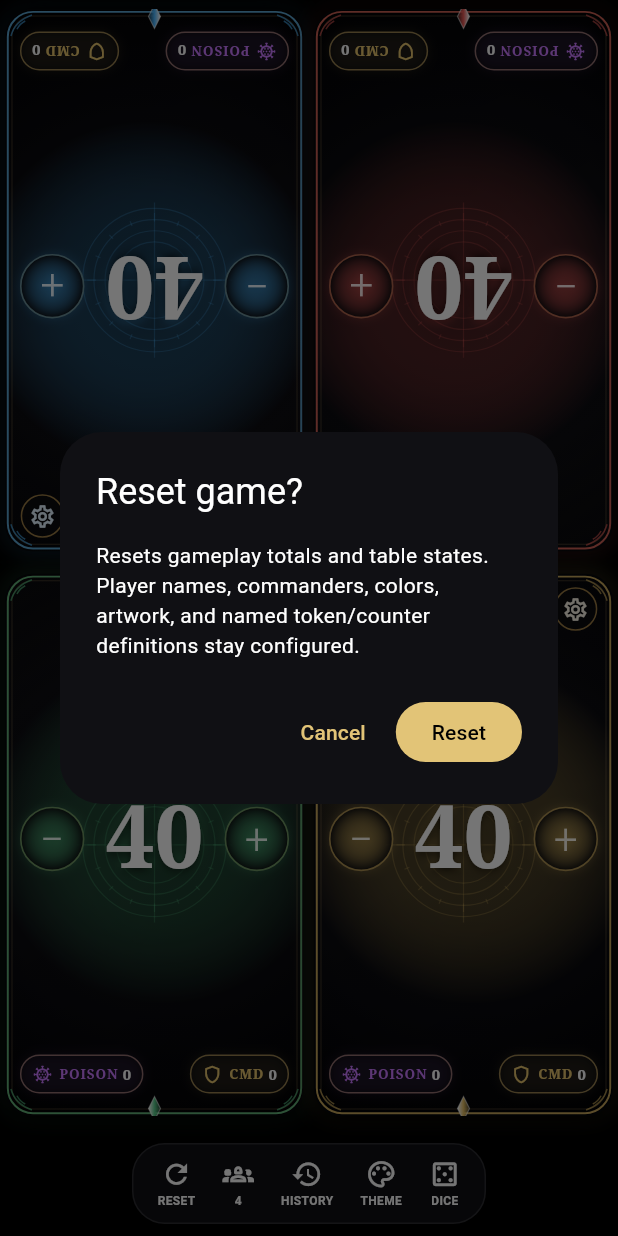
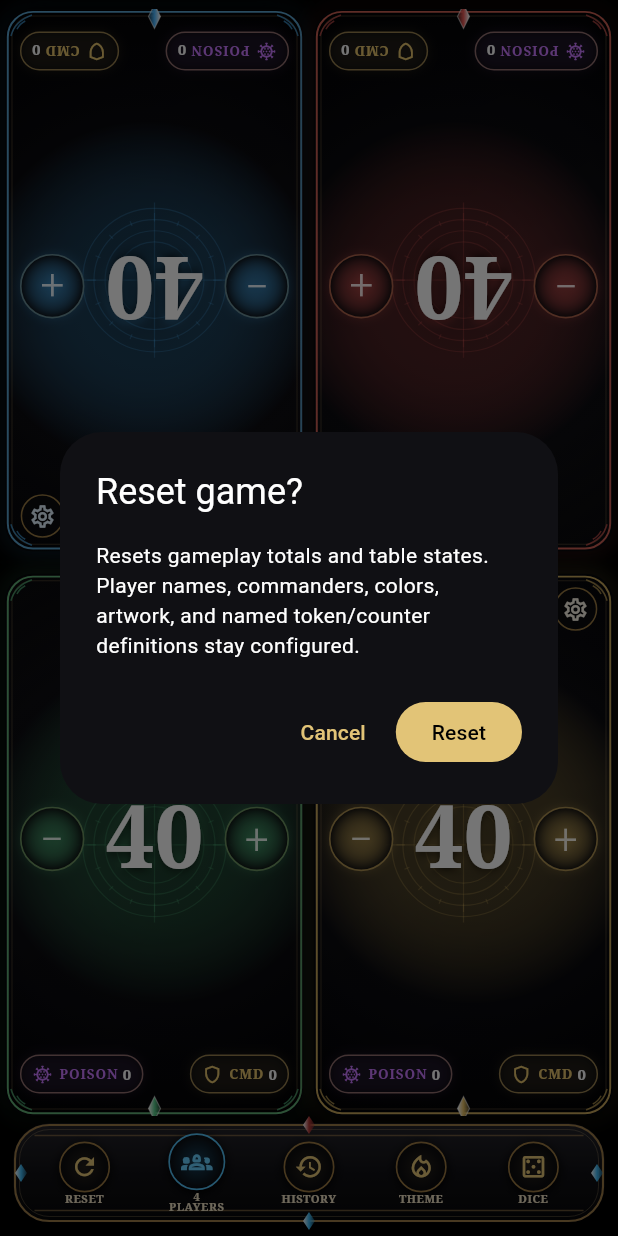
Before and after one commit to jcorley1991-ctrl/mtg-counter, a Flutter app: the screen it shows after launch, after a tap on "RESET", on a phone screen of 412 x 824 dp. Run offline on Flutter 3.47's test engine with Material 3 defaults, Android fonts, the phone set to English and light mode, and no system bars; our stand-ins replace shared_preferences.

Commit message:
Restyle utility bar as fantasy artifact

```diff
--- a/lib/widgets/utility_bar.dart
+++ b/lib/widgets/utility_bar.dart
@@ -1,3 +1,5 @@
+import 'dart:math' as math;
+
 import 'package:flutter/material.dart';
 
 class UtilityBar extends StatelessWidget {
@@ -20,43 +22,51 @@ class UtilityBar extends StatelessWidget {
 
   @override
   Widget build(BuildContext context) {
-    return DecoratedBox(
-      decoration: BoxDecoration(
-        color: const Color(0xE8111116),
-        borderRadius: BorderRadius.circular(22),
-        border: Border.all(color: Colors.white12),
+    final buttons = <_UtilitySpec>[
+      _UtilitySpec(Icons.refresh, 'RESET', onReset),
+      _UtilitySpec(Icons.groups_2_outlined, '$playerCount\nPLAYERS', onPlayerCount),
+      _UtilitySpec(Icons.history_outlined, 'HISTORY', onHistory),
+      _UtilitySpec(Icons.local_fire_department_outlined, 'THEME', onTheme),
+      _UtilitySpec(Icons.casino_outlined, 'DICE', onDice),
+    ];
+
+    return LayoutBuilder(
+      builder: (context, constraints) {
+        final maxWidth = math.min(constraints.maxWidth - 18, 510.0);
+        return SizedBox(
+          width: maxWidth,
+          height: 68,
+          child: CustomPaint(
+            painter: _ArtifactBarPainter(),
+            child: Padding(
+              padding: const EdgeInsets.symmetric(horizontal: 10, vertical: 7),
+              child: Row(
+                children: [
+                  for (var i = 0; i < buttons.length; i++)
+                    Expanded(
+                      child: _UtilityButton(
+                        icon: buttons[i].icon,
+                        label: buttons[i].label,
+                        onTap: buttons[i].onTap,
+                        emphasized: i == 1,
                       ),
-      child: Padding(
-        padding: const EdgeInsets.symmetric(horizontal: 8, vertical: 6),
-        child: Row(
-          mainAxisSize: MainAxisSize.min,
-          children: [
-            _UtilityButton(icon: Icons.refresh, label: 'RESET', onTap: onReset),
-            _UtilityButton(
-              icon: Icons.groups_2_outlined,
-              label: '$playerCount',
-              onTap: onPlayerCount,
-            ),
-            _UtilityButton(
-              icon: Icons.history_outlined,
-              label: 'HISTORY',
-              onTap: onHistory,
-            ),
-            _UtilityButton(
-              icon: Icons.palette_outlined,
-              label: 'THEME',
-              onTap: onTheme,
-            ),
-            _UtilityButton(
-              icon: Icons.casino_outlined,
-              label: 'DICE',
-              onTap: onDice,
                     ),
                 ],
               ),
             ),
+          ),
+        );
+      },
     );
   }
+}
+
+class _UtilitySpec {
+  const _UtilitySpec(this.icon, this.label, this.onTap);
+
+  final IconData icon;
+  final String label;
+  final VoidCallback onTap;
 }
 
 class _UtilityButton extends StatelessWidget {
@@ -64,31 +74,141 @@ class _UtilityButton extends StatelessWidget {
     required this.icon,
     required this.label,
     required this.onTap,
+    required this.emphasized,
   });
 
   final IconData icon;
   final String label;
   final VoidCallback onTap;
+  final bool emphasized;
 
   @override
   Widget build(BuildContext context) {
     return InkResponse(
       onTap: onTap,
-      radius: 28,
-      child: Padding(
-        padding: const EdgeInsets.symmetric(horizontal: 9, vertical: 4),
+      radius: 30,
       child: Column(
-          mainAxisSize: MainAxisSize.min,
+        mainAxisAlignment: MainAxisAlignment.center,
         children: [
-            Icon(icon, size: 21),
-            const SizedBox(height: 2),
+          Container(
+            width: emphasized ? 38 : 34,
+            height: emphasized ? 38 : 34,
+            decoration: BoxDecoration(
+              shape: BoxShape.circle,
+              gradient: RadialGradient(
+                colors: [
+                  emphasized
+                      ? const Color(0xFF173E57)
+                      : const Color(0xFF24201A),
+                  const Color(0xFF09090C),
+                ],
+              ),
+              border: Border.all(
+                color: emphasized
+                    ? const Color(0xFF53BFF4)
+                    : const Color(0xFF9D7B43),
+                width: 1.1,
+              ),
+              boxShadow: const [
+                BoxShadow(color: Colors.black, blurRadius: 5, offset: Offset(0, 2)),
+              ],
+            ),
+            child: Icon(
+              icon,
+              size: emphasized ? 21 : 19,
+              color: emphasized
+                  ? const Color(0xFF68D0FF)
+                  : const Color(0xFFE8C878),
+            ),
+          ),
+          const SizedBox(height: 1),
           Text(
             label,
-              style: const TextStyle(fontSize: 8, fontWeight: FontWeight.w700),
+            maxLines: 2,
+            textAlign: TextAlign.center,
+            style: const TextStyle(
+              fontFamily: 'serif',
+              fontSize: 7.5,
+              height: 0.95,
+              fontWeight: FontWeight.w700,
+              letterSpacing: 0.35,
+              color: Color(0xFFF0E2C5),
+            ),
           ),
         ],
-        ),
       ),
     );
   }
 }
+
+class _ArtifactBarPainter extends CustomPainter {
+  @override
+  void paint(Canvas canvas, Size size) {
+    final rect = Rect.fromLTWH(0, 1, size.width, size.height - 2);
+    final rrect = RRect.fromRectAndRadius(rect, const Radius.circular(24));
+
+    canvas.drawRRect(
+      rrect,
+      Paint()
+        ..shader = const LinearGradient(
+          begin: Alignment.topCenter,
+          end: Alignment.bottomCenter,
+          colors: [Color(0xFF242329), Color(0xFF101014), Color(0xFF060608)],
+        ).createShader(rect),
+    );
+
+    canvas.drawRRect(
+      rrect.deflate(1),
+      Paint()
+        ..style = PaintingStyle.stroke
+        ..strokeWidth = 1.4
+        ..color = const Color(0xFF9E7C49),
+    );
+    canvas.drawRRect(
+      rrect.deflate(4),
+      Paint()
+        ..style = PaintingStyle.stroke
+        ..strokeWidth = 0.65
+        ..color = const Color(0xFFDEC18B).withValues(alpha: 0.26),
+    );
+
+    final topGem = Offset(size.width / 2, 2);
+    final bottomGem = Offset(size.width / 2, size.height - 2);
+    _gem(canvas, topGem, const Color(0xFFB13A38));
+    _gem(canvas, bottomGem, const Color(0xFF3EB8F3));
+    _gem(canvas, const Offset(5, 34), const Color(0xFF3EB8F3));
+    _gem(canvas, Offset(size.width - 5, 34), const Color(0xFF3EB8F3));
+
+    final ornament = Paint()
+      ..style = PaintingStyle.stroke
+      ..strokeWidth = 1
+      ..color = const Color(0xFF8D7046).withValues(alpha: 0.7);
+    canvas.drawLine(const Offset(14, 9), Offset(size.width - 14, 9), ornament);
+    canvas.drawLine(
+      Offset(14, size.height - 9),
+      Offset(size.width - 14, size.height - 9),
+      ornament,
+    );
+  }
+
+  void _gem(Canvas canvas, Offset center, Color color) {
+    const h = 6.0;
+    const w = 4.0;
+    final path = Path()
+      ..moveTo(center.dx, center.dy - h)
+      ..lineTo(center.dx + w, center.dy)
+      ..lineTo(center.dx, center.dy + h)
+      ..lineTo(center.dx - w, center.dy)
+      ..close();
+    canvas.drawPath(
+      path,
+      Paint()
+        ..shader = LinearGradient(
+          colors: [Colors.white, color, color.withValues(alpha: 0.3)],
+        ).createShader(Rect.fromCenter(center: center, width: w * 2, height: h * 2)),
+    );
+  }
+
+  @override
+  bool shouldRepaint(covariant CustomPainter oldDelegate) => false;
+}
```
Lines whose indentation alone changed are shown as unchanged.
